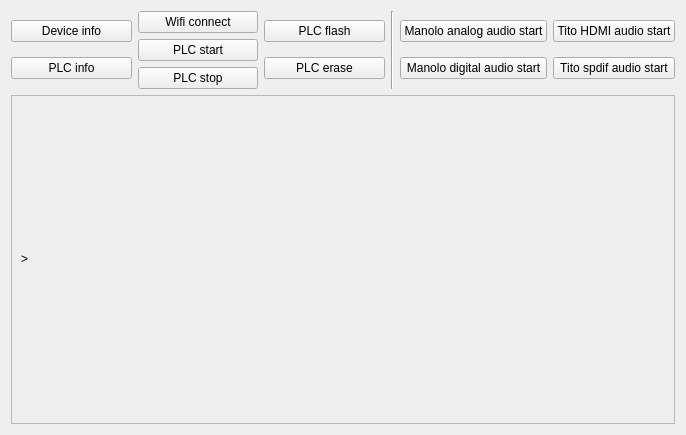
Above: certif_tools/gui/CertifUIModel.ui from eve-devialet/divers before the change. Below: the same form after it.
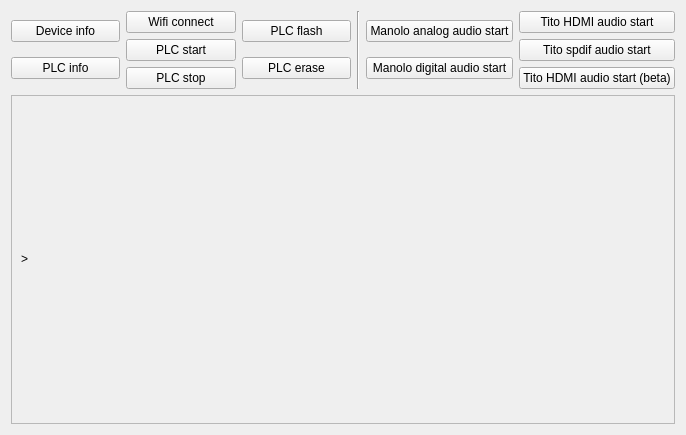
That is the form after the change.

Commit message: Added the start HDMI beta button and methods.

Patch:
```diff
--- a/certif_tools/gui/CertifUIModel.ui
+++ b/certif_tools/gui/CertifUIModel.ui
@@ -118,6 +118,13 @@
          </property>
         </widget>
        </item>
+       <item>
+        <widget class="QPushButton" name="titoHdmiStart_beta">
+         <property name="text">
+          <string>Tito HDMI audio start (beta)</string>
+         </property>
+        </widget>
+       </item>
       </layout>
      </item>
     </layout>
```
The commit also changes 3 other files.
